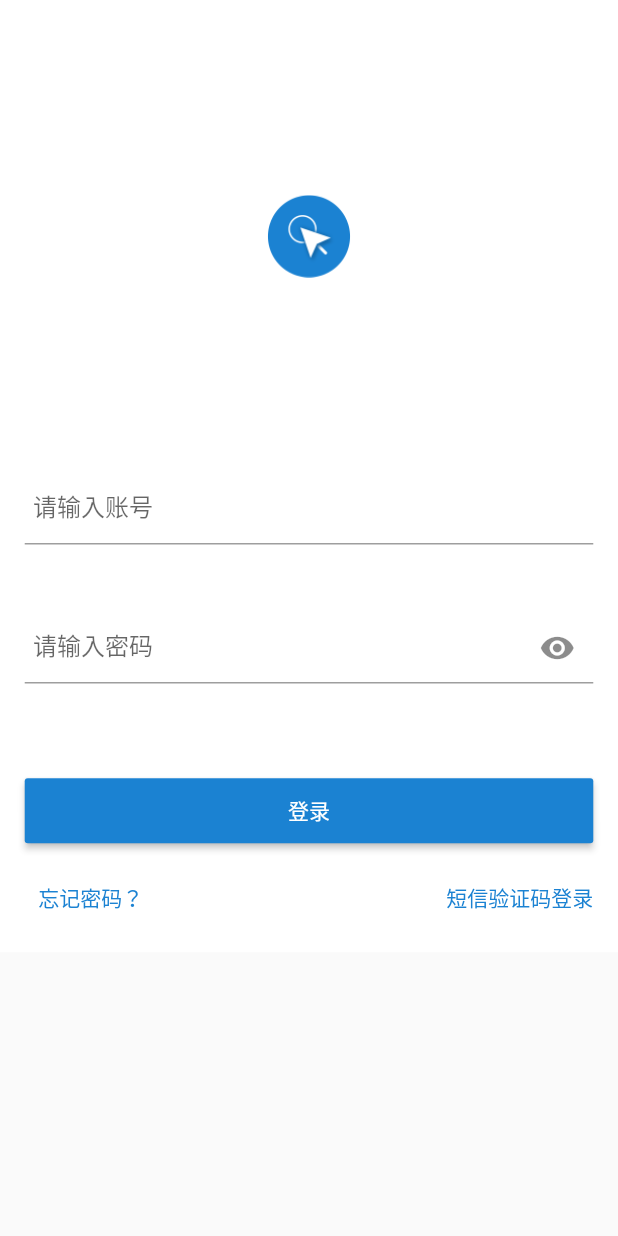
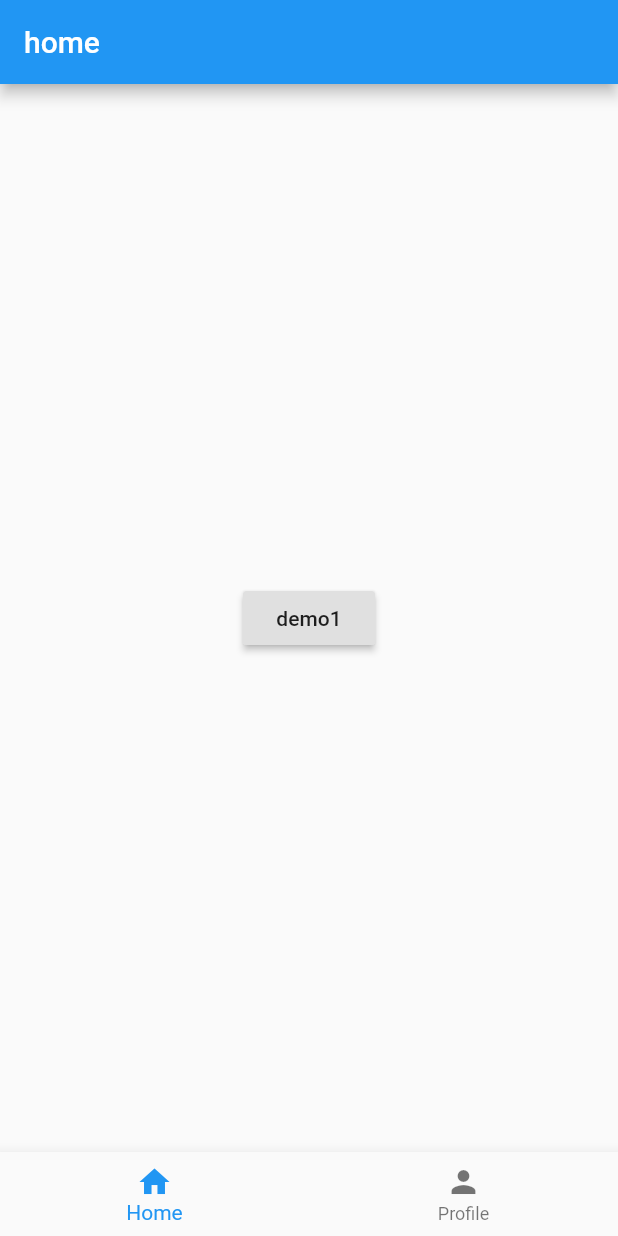
Before and after one commit to no-simple/flutter_demo, a Flutter app: the screen it shows after launch, on a phone screen of 412 x 824 dp. Run offline on Flutter 3.47's test engine with Material 2 defaults, Android fonts, the phone set to English and light mode, and no system bars; our stand-ins replace flutter_screenutil.

Commit message:
test route

```diff
--- /dev/null
+++ b/lib/home.dart
@@ -0,0 +1,53 @@
+import 'package:flutter/material.dart';
+import 'homePage.dart';
+import 'profile.dart';
+
+class Home extends StatefulWidget {
+  @override
+  State<StatefulWidget> createState () {
+    return new _HomeState();
+  }
+}
+
+class _HomeState extends State<Home> {
+  int _currentIndex = 0;
+  final List<Widget> _children = [
+    new HomeNavigator(),
+    new Profile(),
+  ];
+
+  @override
+  Widget build(BuildContext context) {
+    // TODO: implement build
+    return Scaffold(
+      body: _children[_currentIndex],
+      bottomNavigationBar: new BottomNavigationBar(
+          items: [
+            new BottomNavigationBarItem(icon: new Icon(Icons.home), title: new Text('Home')),
+            new BottomNavigationBarItem(icon: new Icon(Icons.person), title: new Text('Profile'))
+          ],
+        currentIndex: _currentIndex,
+        onTap:  (int index) {
+            setState(() {
+              _currentIndex = index;
+            });
+        },
+      ),
+    );
+  }
+}
+
+// 传值
+class PlaceholderWidget extends StatelessWidget {
+//  传值类型定义  start **************************
+  final String text;
+  PlaceholderWidget(this.text);
+//  传值类型定义  end **************************
+  @override
+  Widget build(BuildContext context) {
+    // TODO: implement build
+    return new Center(
+      child: new Text(text),
+    );
+  }
+}
--- /dev/null
+++ b/lib/homePage.dart
@@ -0,0 +1,45 @@
+import 'package:flutter/material.dart';
+import 'msgLog.dart';
+class HomeNavigator extends StatelessWidget {
+  @override
+  Widget build(BuildContext context) {
+    // TODO: implement build
+    return new Navigator(
+        initialRoute: 'home',
+        onGenerateRoute: (RouteSettings settings) {
+          WidgetBuilder builder;
+          switch (settings.name) {
+            case 'home':
+              builder = (BuildContext context) => new HomePage();
+              break;
+            case 'demo1':
+              builder = (BuildContext context) => new ArticleListScreen();
+              break;
+            default:
+              throw new Exception('Involod route:${settings.name}');
+          }
+          return new MaterialPageRoute(builder: builder, settings: settings);
+        }
+    );
+  }
+}
+
+class HomePage extends StatelessWidget {
+  @override
+  Widget build(BuildContext context) {
+    // TODO: implement build
+    return new Scaffold(
+      appBar: new AppBar(
+        title: new Text('home'),
+      ),
+      body: new Center(
+        child: new RaisedButton(
+          child: new Text('demo1'),
+            onPressed: () {
+            Navigator.of(context).pushNamed('demo1');
+            }
+        ),
+      ),
+    );
+  }
+}
--- a/lib/main.dart
+++ b/lib/main.dart
@@ -1,5 +1,8 @@
 import 'package:flutter/material.dart';
-import 'package:flutter_screenutil/flutter_screenutil.dart';
+import 'package:demo/log.dart';
+import 'msgLog.dart';
+import 'forgetPwd.dart';
+import 'home.dart';
 
 void main() => runApp(MyApp());
 
@@ -10,164 +13,16 @@ class MyApp extends StatelessWidget {
     return MaterialApp(
       title: 'Flutter Demo',
       theme: ThemeData(
-        // This is the theme of your application.
-        //
-        // Try running your application with "flutter run". You'll see the
-        // application has a blue toolbar. Then, without quitting the app, try
-        // changing the primarySwatch below to Colors.green and then invoke
-        // "hot reload" (press "r" in the console where you ran "flutter run",
-        // or press Run > Flutter Hot Reload in IntelliJ). Notice that the
-        // counter didn't reset back to zero; the application is not restarted.
         primarySwatch: Colors.blue,
       ),
-      home: MyHomePage(title: 'Flutter Demo Home Page'),
+      initialRoute: '/',
+      routes: <String, WidgetBuilder>{
+        '/login': (BuildContext context) => new MyHomePage(title:  'Flutter Demo Home Page'),
+        '/new': (BuildContext context) => new ArticleListScreen(),
+        '/forget': (BuildContext context) => new ForgetPwd(),
+        '/': (BuildContext context) => new Home()
+      },
+//      home: MyHomePage(title: 'Flutter Demo Home Page'),
     );
   }
 }
-
-class MyHomePage extends StatefulWidget {
-  MyHomePage({Key key, this.title}) : super(key: key);
-
-  // This widget is the home page of your application. It is stateful, meaning
-  // that it has a State object (defined below) that contains fields that affect
-  // how it looks.
-
-  // This class is the configuration for the state. It holds the values (in this
-  // case the title) provided by the parent (in this case the App widget) and
-  // used by the build method of the State. Fields in a Widget subclass are
-  // always marked "final".
-
-  final String title;
-
-  @override
-  _MyHomePageState createState() => _MyHomePageState();
-}
-
-class _MyHomePageState extends State<MyHomePage> {
-
-  @override
-  Widget build(BuildContext context) {
-    //设置适配尺寸 (填入设计稿中设备的屏幕尺寸) 假如设计稿是按iPhone6的尺寸设计的(iPhone6 750*1334)
-    ScreenUtil.instance = ScreenUtil(width: 750, height: 1334)..init(context);
-    print('设备宽度:${ScreenUtil.screenWidth}'); //Device width
-    print('设备高度:${ScreenUtil.screenHeight}'); //Device height
-    print('设备的像素密度:${ScreenUtil.pixelRatio}'); //Device pixel density
-    print(
-        '底部安全区距离:${ScreenUtil.bottomBarHeight}'); //Bottom safe zone distance，suitable for buttons with full screen
-    print(
-        '状态栏高度:${ScreenUtil.statusBarHeight}px'); //Status bar height , Notch will be higher Unit px
-
-    print('实际宽度的dp与设计稿px的比例:${ScreenUtil().scaleWidth}');
-    print('实际高度的dp与设计稿px的比例:${ScreenUtil().scaleHeight}');
-
-    print(
-        '宽度和字体相对于设计稿放大的比例:${ScreenUtil().scaleWidth * ScreenUtil.pixelRatio}');
-    print(
-        '高度相对于设计稿放大的比例:${ScreenUtil().scaleHeight * ScreenUtil.pixelRatio}');
-    print('系统的字体缩放比例:${ScreenUtil.textScaleFactory}');
-    Widget buildTextField (name, placeHolder) {
-      return new Container(
-          height: ScreenUtil().setHeight(100),
-          child: new TextField(
-            decoration: InputDecoration(
-              contentPadding: EdgeInsets.all(ScreenUtil().setWidth(10)),
-                labelText: placeHolder,
-                prefixStyle: TextStyle(
-                  letterSpacing: ScreenUtil().setWidth(10),
-                  color: Color(0xFF333333)
-                ),
-                prefixText: name
-            ),
-          )
-      );
-    }
-    return new Scaffold(
-        body: new SingleChildScrollView(
-        child: new Container(
-        padding:new EdgeInsets.fromLTRB(ScreenUtil().setWidth(30), 0, ScreenUtil().setWidth(30), 0) ,
-      color: Color(0xFFFFFFFF),
-      child: new Column(
-        children: <Widget>[
-          new Container(
-              height: ScreenUtil().setHeight(510),
-              child: new Center(
-                child: new Image.asset(
-                  'asset/images/logo_01.png',
-                  width: ScreenUtil().setWidth(102),
-                  height: ScreenUtil().setWidth(114),
-                ),
-              )
-          ),
-          buildTextField('账号', '请输入账号'),
-          new Container(
-            margin: new EdgeInsets.only(top: ScreenUtil().setHeight(50)),
-            child: new Container(
-                height: ScreenUtil().setHeight(100),
-                child: new TextField(
-                  decoration: InputDecoration(
-                      contentPadding: EdgeInsets.all(ScreenUtil().setWidth(10)),
-                      labelText: '请输入密码',
-                      prefixStyle: TextStyle(
-                          letterSpacing: ScreenUtil().setWidth(10),
-                          color: Color(0xFF333333)
-                      ),
-                      prefixText: '密码',
-                    suffixIcon: Icon(Icons.remove_red_eye)
-                  ),
-                )
-            )
-          ),
-          new Container(
-            width: ScreenUtil().setWidth(690),
-            margin: EdgeInsets.only(top: ScreenUtil().setHeight(80)),
-            height: ScreenUtil().setHeight(70),
-            child: new RaisedButton(
-              onPressed: () {},
-              child: new Text(
-                  '登录',
-                style: TextStyle(
-                  color: Color(0xFFffffff)
-                )
-              ),
-              color: Color(0xFF1b82d2)
-            ),
-          ),
-          new Container(
-            padding: EdgeInsets.only(top: ScreenUtil().setHeight(20), bottom: ScreenUtil().setHeight(20)),
-            child: new Row(
-              mainAxisAlignment: MainAxisAlignment.spaceEvenly,
-              children: <Widget>[
-                new Expanded(
-//                  child: new Text('忘记')
-                  child: new Row(
-                    children: <Widget>[
-                      new FlatButton(
-                          padding: EdgeInsets.zero,
-                          onPressed: null, child: Text(
-                          '忘记密码？',
-                        style: TextStyle(
-                          color: Color(0xFF1b82d2)
-                        ),
-                      )
-                      ),
-                      new Expanded(child: new Text(''))
-                    ],
-                  )
-                ),
-                new FlatButton(
-                  padding: EdgeInsets.zero,
-                  onPressed: null, child: Text('短信验证码登录',
-                  style: TextStyle(
-                      color: Color(0xFF1b82d2)
-                  ),)
-                )
-              ],
-            ),
-          )
-        ],
-      ),
-    )
-    )
-    );
-  }
-}
--- a/pubspec.yaml
+++ b/pubspec.yaml
@@ -38,7 +38,7 @@ flutter:
 
   # To add assets to your application, add an assets section, like this:
   assets:
-#     - images/a_dot_burr.jpeg
+#     - images/logo_01.jpeg
      - asset/images/
   #  - images/a_dot_ham.jpeg
 
```
Also changed, not shown: lib/forgetPwd.dart (added, +19 -0 lines), lib/log.dart (added, +156 -0 lines), lib/msgLog.dart (added, +120 -0 lines), lib/profile.dart (added, +20 -0 lines).
